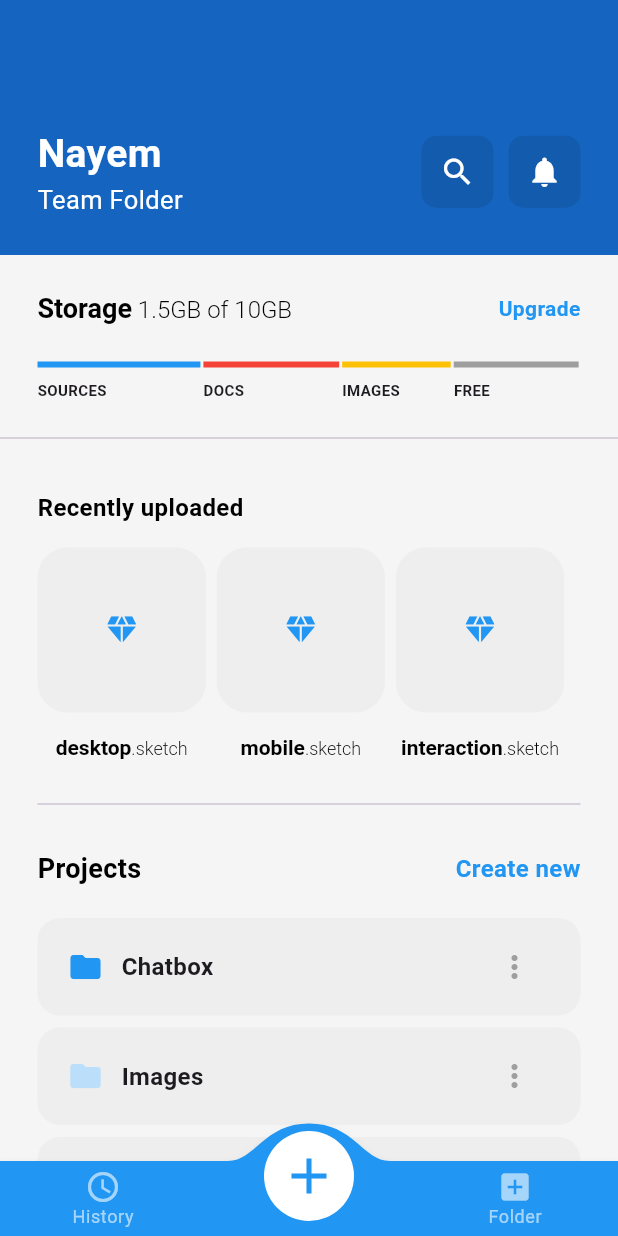
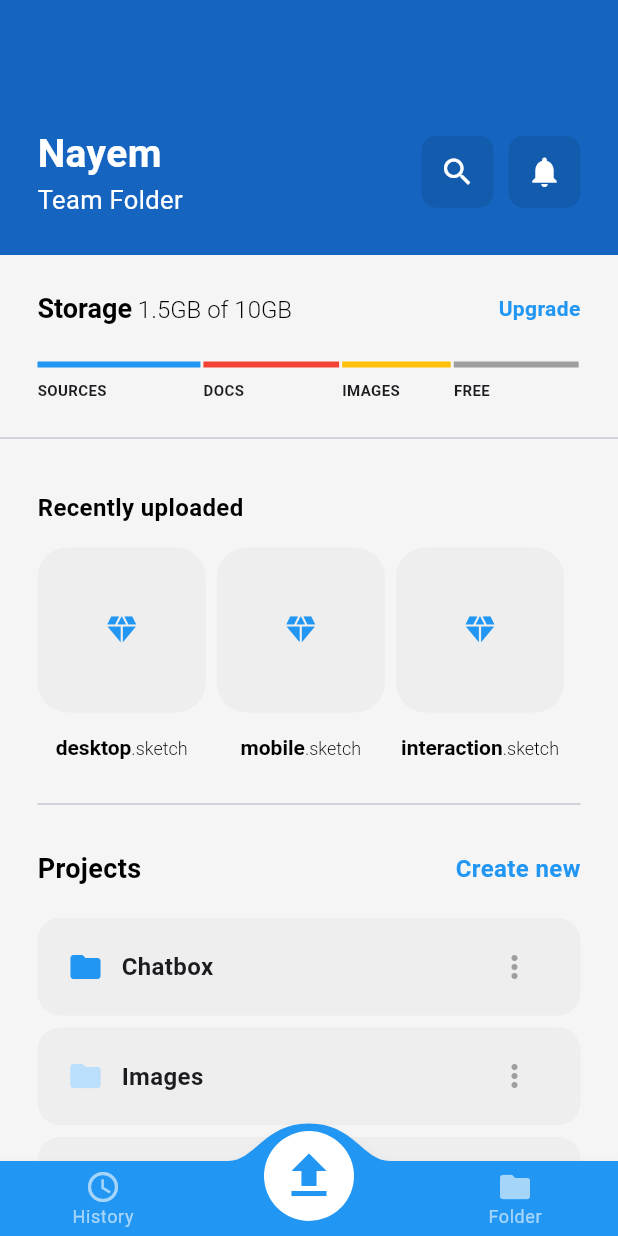
Before and after one commit to zobayerdev/Flutter_CloudFiles_UI, a Flutter app: the screen it shows after launch, on a phone screen of 412 x 824 dp. Run offline on Flutter 3.47's test engine with Material 3 defaults, Android fonts, the phone set to English and light mode, and no system bars; drawn by our look-alikes of convex_bottom_bar; our stand-ins replace device_preview.

Commit message:
upload ui design

```diff
--- a/lib/pages/team_folder_page.dart
+++ b/lib/pages/team_folder_page.dart
@@ -211,12 +211,13 @@ class _TeamFolderPageState extends State<TeamFolderPage> {
       bottomNavigationBar: ConvexAppBar(
         items: const [
           TabItem(icon: Icons.access_time, title: 'History'),
-          TabItem(icon: Icons.add, title: 'Upload'),
-          TabItem(icon: Icons.add_box, title: 'Folder'),
+          TabItem(icon: Icons.upload, title: 'Upload'),
+          TabItem(icon: Icons.folder, title: 'Folder'),
         ],
         initialActiveIndex: 1, //optional, default as 0
         onTap: (int i) => print('click index=$i'),
       ),
+
     );
   }
 
```
Also changed, not shown: lib/component/bottom_bars.dart (added, +19 -0 lines).
